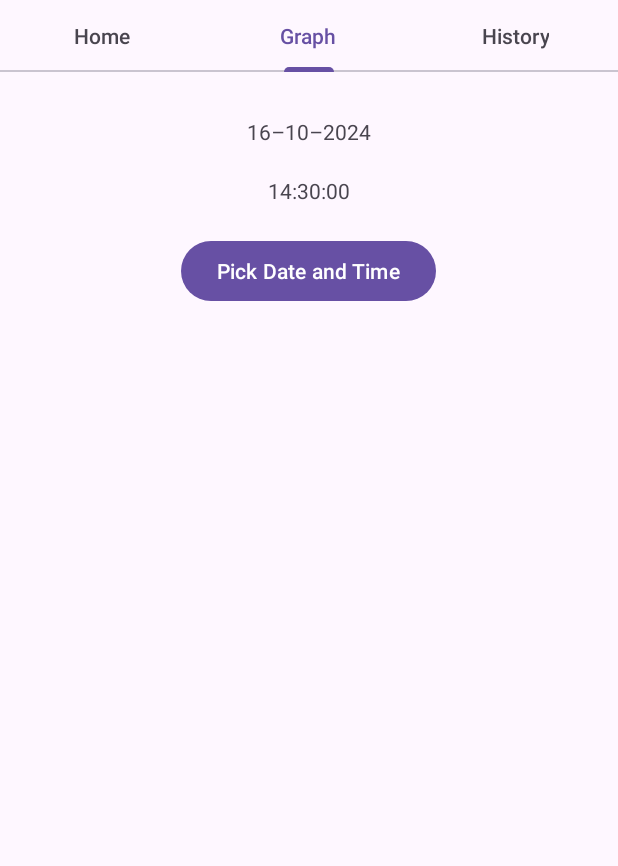
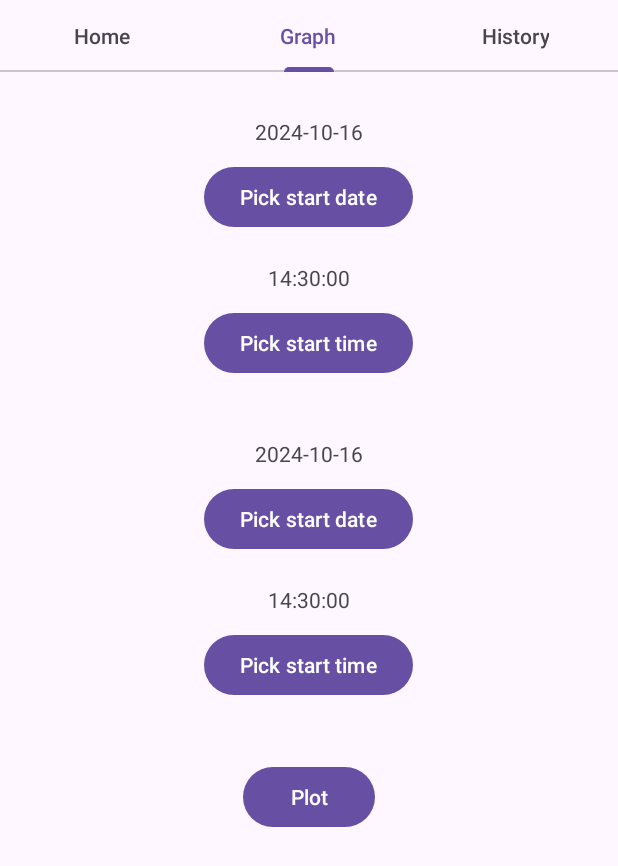
Before and after one commit to faithfuldao/II.3510_2425_SoundDetectorApp, an Android app: the screen it shows after launch (MainActivity), tab 2 chosen, on a phone screen of 412 x 824 dp. Shown: the top 866 px of the screen. Run offline under Robolectric (Android 15) with nearby library versions, the phone set to English and light mode, and no system bars.

Commit message:
better layout for graph setting

```diff
--- a/app/src/main/java/com/example/sounddetector/Fragment2.java
+++ b/app/src/main/java/com/example/sounddetector/Fragment2.java
@@ -1,5 +1,6 @@
 package com.example.sounddetector;
 
+import android.annotation.SuppressLint;
 import android.app.DatePickerDialog;
 import android.app.TimePickerDialog;
 import android.os.Bundle;
@@ -14,13 +15,19 @@ import android.widget.DatePicker;
 import android.widget.TextView;
 import android.widget.TimePicker;
 
-import java.util.Objects;
-
 public class Fragment2 extends Fragment {
 
-    private TextView dateTextView;
-    private TextView timeTextView;
-    private Button pickDateAndTimeButton;
+    private TextView startDateTextView;
+    private TextView startTimeTextView;
+    private TextView endDateTextView;
+    private TextView endTimeTextView;
+
+    private Button pickStartDateButton;
+    private Button pickStartTimeButton;
+    private Button pickEndDateButton;
+    private Button pickEndTimeButton;
+
+    private Button plotButton;
 
     @Override
     public View onCreateView(LayoutInflater inflater, ViewGroup container,
@@ -28,54 +35,108 @@ public class Fragment2 extends Fragment {
         // Inflate the layout for this fragment
         View view = inflater.inflate(R.layout.fragment_2, container, false);
 
-        dateTextView = view.findViewById(R.id.date_view);
-        timeTextView = view.findViewById(R.id.time_view);
-        pickDateAndTimeButton = view.findViewById(R.id.pick_date_and_time_button);
+        startDateTextView = view.findViewById(R.id.start_date_view);
+        startTimeTextView = view.findViewById(R.id.start_time_view);
+        pickStartDateButton = view.findViewById(R.id.pick_start_date_button);
+        pickStartTimeButton = view.findViewById(R.id.pick_time_button);
+
+        endDateTextView = view.findViewById(R.id.end_date_view);
+        endTimeTextView = view.findViewById(R.id.end_time_view);
+        pickEndDateButton = view.findViewById(R.id.pick_end_date_button);
+        pickEndTimeButton = view.findViewById(R.id.pick_end_time_button);
+        plotButton = view.findViewById(R.id.plot_button);
 
 
-        pickDateAndTimeButton.setOnClickListener(new View.OnClickListener() {
+        pickStartDateButton.setOnClickListener(new View.OnClickListener() {
             @Override
             public void onClick(View view) {
-
-                openDatePicker(); // Open date picker dialog
-
-                openTimePicker(); //Open time picker dialog
+                openStartDatePicker();
             }
         });
+        pickStartTimeButton.setOnClickListener(new View.OnClickListener() {
+            @Override
+            public void onClick(View view) {
+                openStartTimePicker();
+            }
+        });
+        pickEndDateButton.setOnClickListener(new View.OnClickListener() {
+            @Override
+            public void onClick(View view) {
+                openEndDatePicker();
+            }
+        });
+        pickEndTimeButton.setOnClickListener(new View.OnClickListener() {
+            @Override
+            public void onClick(View view) {
+                openEndTimePicker();
+            }
+        });
+
+        plotButton.setOnClickListener(new View.OnClickListener() {
+            @Override
+            public void onClick(View view) {
+                plotGraph();
+            }
+        });
+
         return view;
     }
 
 
-    private void openDatePicker() {
+    private void openStartDatePicker() {
         DatePickerDialog datePickerDialog = new DatePickerDialog(requireContext(), R.style.DialogTheme, new DatePickerDialog.OnDateSetListener() {
             @Override
             public void onDateSet(DatePicker datePicker, int year, int month, int day) {
-
                 //Showing the picked value in the textView
-                String dateString = String.valueOf(day) + "-" + String.valueOf(month) + "-" + String.valueOf(year);
-                dateTextView.setText(dateString);
-
+                month++;
+                String dateString = String.valueOf(year) + "-" + String.valueOf(month) + "-" + String.valueOf(day);
+                startDateTextView.setText(dateString);
             }
         }, 2024, 10, 20);
-
         datePickerDialog.show();
     }
-
-
-    private void openTimePicker () {
-
+    private void openStartTimePicker () {
         TimePickerDialog timePickerDialog = new TimePickerDialog(requireContext(), R.style.DialogTheme, new TimePickerDialog.OnTimeSetListener() {
             @Override
             public void onTimeSet(TimePicker timePicker, int hour, int minute) {
-
-
                 //Showing the picked value in the textView
                 String timeString = String.valueOf(hour) + ":" + String.valueOf(minute) + ":00";
-                timeTextView.setText(timeString);
-
+                startTimeTextView.setText(timeString);
             }
         }, 15, 30, true);
-
         timePickerDialog.show();
     }
+    private void openEndDatePicker() {
+        DatePickerDialog datePickerDialog = new DatePickerDialog(requireContext(), R.style.DialogTheme, new DatePickerDialog.OnDateSetListener() {
+            @Override
+            public void onDateSet(DatePicker datePicker, int year, int month, int day) {
+                //Showing the picked value in the textView
+                month++;
+                String dateString = String.valueOf(year) + "-" + String.valueOf(month) + "-" + String.valueOf(day);
+                endDateTextView.setText(dateString);
+            }
+        }, 2024, 10, 20);
+        datePickerDialog.show();
+    }
+    private void openEndTimePicker () {
+        TimePickerDialog timePickerDialog = new TimePickerDialog(requireContext(), R.style.DialogTheme, new TimePickerDialog.OnTimeSetListener() {
+            @Override
+            public void onTimeSet(TimePicker timePicker, int hour, int minute) {
+                //Showing the picked value in the textView
+                String timeString = String.valueOf(hour) + ":" + String.valueOf(minute) + ":00";
+                endTimeTextView.setText(timeString);
+            }
+        }, 15, 30, true);
+        timePickerDialog.show();
+    }
+
+    private void plotGraph() {
+        String startDate = startDateTextView.getText().toString();
+        String startTime = startTimeTextView.getText().toString();
+        String endDate = endDateTextView.getText().toString();
+        String endTime = endTimeTextView.getText().toString();
+
+        String start = startDate + " " + startTime;
+        String end = endDate + " " + endTime;
+    }
 }
--- a/app/src/main/res/layout/fragment_2.xml
+++ b/app/src/main/res/layout/fragment_2.xml
@@ -12,27 +12,78 @@
         android:layout_marginTop="30dp">
 
         <TextView
-            android:id="@+id/date_view"
+            android:id="@+id/start_date_view"
             android:layout_width="wrap_content"
             android:layout_height="wrap_content"
             android:text="@string/example_date"
+            android:layout_marginBottom="10dp"
+            android:layout_gravity="center"/>
+        <Button
+            android:id="@+id/pick_start_date_button"
+            android:layout_width="wrap_content"
+            android:layout_height="wrap_content"
+            android:text="@string/pick_start_date"
             android:layout_marginBottom="20dp"
             android:layout_gravity="center"/>
 
         <TextView
-            android:id="@+id/time_view"
+            android:id="@+id/start_time_view"
             android:layout_width="wrap_content"
             android:layout_height="wrap_content"
             android:text="@string/example_time"
+            android:layout_marginBottom="10dp"
+            android:layout_gravity="center"/>
+        <Button
+            android:id="@+id/pick_time_button"
+            android:layout_width="wrap_content"
+            android:layout_height="wrap_content"
+            android:text="@string/pick_start_time"
+            android:layout_marginBottom="40dp"
+            android:layout_gravity="center"/>
+
+
+
+
+        <TextView
+            android:id="@+id/end_date_view"
+            android:layout_width="wrap_content"
+            android:layout_height="wrap_content"
+            android:text="@string/example_date"
+            android:layout_marginBottom="10dp"
+            android:layout_gravity="center"/>
+        <Button
+            android:id="@+id/pick_end_date_button"
+            android:layout_width="wrap_content"
+            android:layout_height="wrap_content"
+            android:text="@string/pick_start_date"
             android:layout_marginBottom="20dp"
             android:layout_gravity="center"/>
 
-        <Button
-            android:id="@+id/pick_date_and_time_button"
+        <TextView
+            android:id="@+id/end_time_view"
             android:layout_width="wrap_content"
             android:layout_height="wrap_content"
-            android:text="@string/pick_date_and_time"
+            android:text="@string/example_time"
+            android:layout_marginBottom="10dp"
             android:layout_gravity="center"/>
+        <Button
+            android:id="@+id/pick_end_time_button"
+            android:layout_width="wrap_content"
+            android:layout_height="wrap_content"
+            android:text="@string/pick_start_time"
+            android:layout_marginBottom="40dp"
+            android:layout_gravity="center"/>
+
+
+
+        <Button
+            android:id="@+id/plot_button"
+            android:layout_width="wrap_content"
+            android:layout_height="wrap_content"
+            android:text="@string/plot"
+            android:layout_marginBottom="20dp"
+            android:layout_gravity="center"/>
+
     </LinearLayout>
 
 </FrameLayout>
--- a/app/src/main/res/values/strings.xml
+++ b/app/src/main/res/values/strings.xml
@@ -5,20 +5,29 @@
     <string name="graph">Graph</string>
     <string name="history">History</string>
 
+
     <string name="status">Status</string>
     <string name="recording">Recording</string>
     <string name="stopped">Stopped</string>
-
     <string name="startRecording">Start recording</string>
     <string name="stopRecording">Stop recording</string>
 
+
     <string name="tab2">Graph</string>
+    <string name="example_date">2024-10-16</string>
+    <string name="example_time">14:30:00</string>
+
+    <string name="pick_start_date">Pick start date</string>
+    <string name="pick_start_time">Pick start time</string>
+    <string name="pick_end_date">Pick end date</string>
+    <string name="pick_end_time">Pick end time</string>
+
+    <string name="plot">Plot</string>
+
+
     <string name="tab3">History</string>
     <string name="sessionID">"Session ID: "</string>
     <string name="startTime">"Start time: "</string>
     <string name="avgDB">"Average dB: "</string>
     <string name="maxDB">"Maximum dB: "</string>
-    <string name="pick_date_and_time">Pick Date and Time</string>
-    <string name="example_date">16–10–2024</string>
-    <string name="example_time">14:30:00</string>
 </resources>
```
